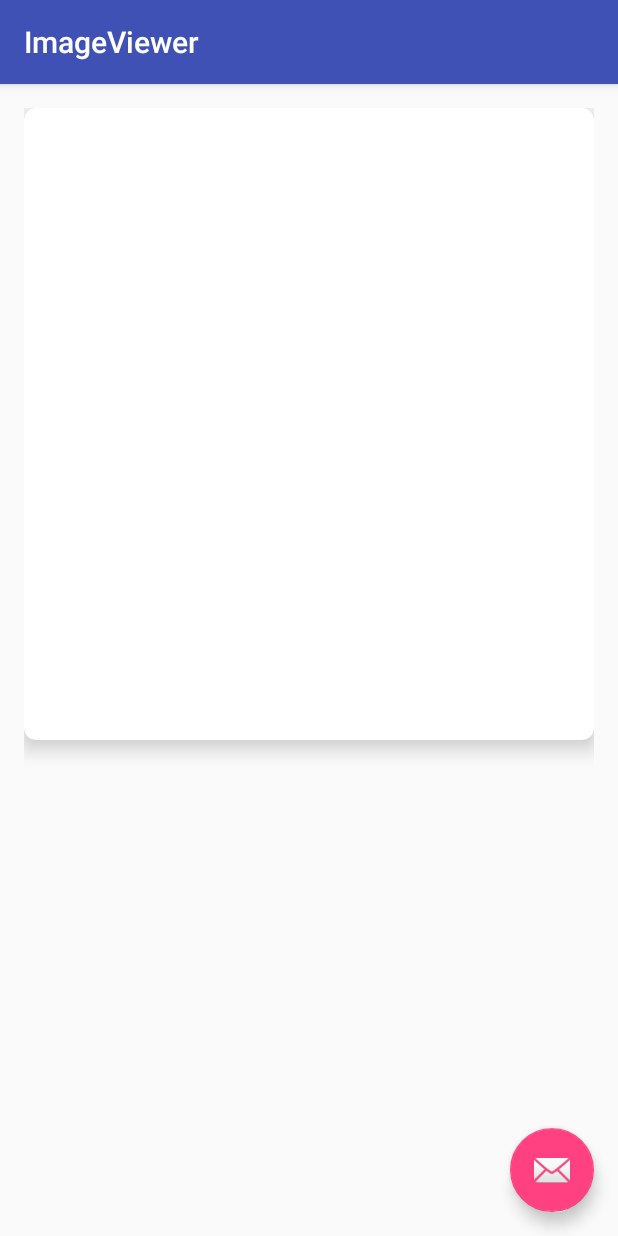
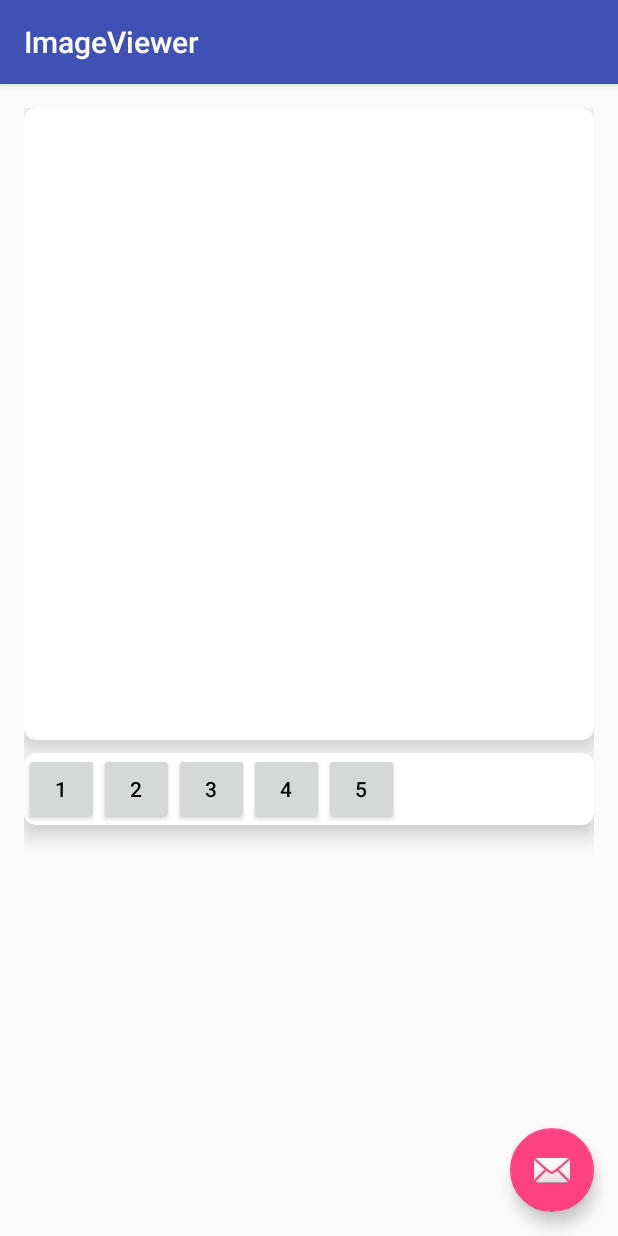
Before and after one commit to seochangwook/Android-Source-Code, an Android app: the ImageViewer screen opened directly, with no data from a screen before it, on a phone screen of 412 x 824 dp. Run offline under Robolectric (Android 15) with nearby library versions, the phone set to English and light mode, and no system bars; our stand-ins replace Picasso; libraries missing offline, so code that uses them is left out: jp.wasabeef.picasso; network calls fail; pictures from the network do not load; 3 statements that could not run were skipped.

Commit message:
Team Project Sample App (2016/08/17 - 02 : 03)

```diff
--- a/app/src/main/java/com/example/apple/sample_app/ImageViewer.java
+++ b/app/src/main/java/com/example/apple/sample_app/ImageViewer.java
@@ -1,27 +1,71 @@
 package com.example.apple.sample_app;
 
 import android.app.ProgressDialog;
+import android.content.Intent;
+import android.database.Cursor;
+import android.graphics.Bitmap;
+import android.graphics.drawable.BitmapDrawable;
+import android.net.Uri;
 import android.os.Bundle;
+import android.provider.MediaStore;
 import android.support.design.widget.FloatingActionButton;
 import android.support.design.widget.Snackbar;
+import android.support.v7.app.ActionBar;
 import android.support.v7.app.AppCompatActivity;
 import android.support.v7.widget.Toolbar;
+import android.util.Log;
+import android.view.Gravity;
+import android.view.KeyEvent;
 import android.view.View;
+import android.widget.Button;
+import android.widget.CompoundButton;
+import android.widget.ExpandableListView;
 import android.widget.ImageView;
+import android.widget.PopupWindow;
+import android.widget.Switch;
 import android.widget.TextView;
+import android.widget.Toast;
 
+import com.bumptech.glide.Glide;
 import com.example.apple.sample_app.data.Trans_Data.Image_Trans;
+import com.example.apple.sample_app.widget.Adapter.MyGroupAdapter;
 import com.squareup.picasso.Picasso;
+
+import java.io.File;
 
 import jp.wasabeef.picasso.transformations.CropCircleTransformation;
 
 public class ImageViewer extends AppCompatActivity {
     public static final String EXTRA_IMAGE = "image";
+    private static final int RC_SINGLE_IMAGE = 2;
     ImageView imageview;
     TextView image_name_text;
     String image_url;
     String image_content;
     Image_Trans image_trans;
+    /**
+     * Popup Menu Button
+     **/
+    Button bottom_popup_menu_button;
+    Button top_popup_menu_button;
+    Button left_popup_menu_button;
+    Button right_popup_menu_button;
+    Button dropdown_popup_menu_button;
+
+    ExpandableListView expandablelistview;
+    MyGroupAdapter mAdapter;
+    Switch category_switch;
+    String path = null;
+    PopupWindow mPopup, mPopup_1, mPopup_2, mPopup_3, mPopup_4, mPopup_5;
+    /**
+     * Popup Item
+     **/
+    Button select_image_button;
+    ImageView previce_imageview;
+    String group_name[];
+    String child_name[];
+    int child_image_id[];
+    File uploadFile = null; //이미지도 하나의 파일이기에 파일로 만든다.//
     private ProgressDialog pDialog; //직관적인 다이얼로그 사용(현재 진행률 보기)//
 
     @Override
@@ -31,6 +75,12 @@ public class ImageViewer extends AppCompatActivity {
         Toolbar toolbar = (Toolbar) findViewById(R.id.toolbar);
         setSupportActionBar(toolbar);
 
+        bottom_popup_menu_button = (Button) findViewById(R.id.bottom_popup_button);
+        top_popup_menu_button = (Button) findViewById(R.id.top_popup_button);
+        left_popup_menu_button = (Button) findViewById(R.id.left_popup_button);
+        right_popup_menu_button = (Button) findViewById(R.id.right_popup_button);
+        dropdown_popup_menu_button = (Button) findViewById(R.id.dropdown_popup_button);
+
         pDialog = new ProgressDialog(this);
         pDialog.setMessage("Please wait...");
         pDialog.setCancelable(false);
@@ -39,7 +89,8 @@ public class ImageViewer extends AppCompatActivity {
         image_name_text = (TextView) findViewById(R.id.image_data_content);
 
         FloatingActionButton fab = (FloatingActionButton) findViewById(R.id.fab);
-        fab.setOnClickListener(new View.OnClickListener() {
+        fab.setOnClickListener(new View.OnClickListener()
+        {
             @Override
             public void onClick(View view) {
                 Snackbar.make(view, "Replace with your own action", Snackbar.LENGTH_LONG)
@@ -54,6 +105,121 @@ public class ImageViewer extends AppCompatActivity {
         image_content = image_trans.get_download_image_content();
 
         setData(image_url, image_content);
+
+        /** PopupWindow 생성 **/
+        //팝업창을 가지고 있는 뷰를 만든다.//
+        View popupView = getLayoutInflater().inflate(R.layout.popup_layout_bottom, null);
+
+        /** PopupMenu Item id **/
+        select_image_button = (Button) popupView.findViewById(R.id.select_gallery);
+        previce_imageview = (ImageView) popupView.findViewById(R.id.previce_imageview);
+        expandablelistview = (ExpandableListView) popupView.findViewById(R.id.expandableListView);
+        category_switch = (Switch) popupView.findViewById(R.id.switch_category);
+
+        mAdapter = new MyGroupAdapter(this);
+        expandablelistview.setAdapter(mAdapter);
+
+        set_ExpanList_Data();
+
+        category_switch.setOnCheckedChangeListener(new CompoundButton.OnCheckedChangeListener() {
+            @Override
+            public void onCheckedChanged(CompoundButton compoundButton, boolean isChecked) {
+                if (isChecked) {
+                    Toast.makeText(ImageViewer.this, "스위치 체크", Toast.LENGTH_SHORT).show();
+                } else {
+                    Toast.makeText(ImageViewer.this, "스위치 해제", Toast.LENGTH_SHORT).show();
+                }
+            }
+        });
+        //리스트뷰 이벤트 처리.//
+        expandablelistview.setOnGroupExpandListener(new ExpandableListView.OnGroupExpandListener() {
+            @Override
+            public void onGroupExpand(int groupPosition) {
+                Toast.makeText(ImageViewer.this, "원하는 카테고리를 선택하세요", Toast.LENGTH_SHORT).show();
+            }
+        });
+
+        //자식뷰가 선택되었을 경우.//
+        expandablelistview.setOnChildClickListener(new ExpandableListView.OnChildClickListener() {
+            @Override
+            public boolean onChildClick(ExpandableListView expandableListView, View view, int groupPosition, int childPosition, long id) {
+                Toast.makeText(ImageViewer.this, "선택된 카테고리 : " + child_name[childPosition], Toast.LENGTH_SHORT).show();
+                return false;
+            }
+        });
+
+        expandablelistview.setOnGroupCollapseListener(new ExpandableListView.OnGroupCollapseListener() {
+            @Override
+            public void onGroupCollapse(int groupPosition) {
+                Toast.makeText(ImageViewer.this, "카테고리 목록 닫기", Toast.LENGTH_SHORT).show();
+            }
+        });
+
+        //팝업화면 설정.(bottom으로 설정)//
+        mPopup = new PopupWindow(popupView, ActionBar.LayoutParams.MATCH_PARENT, ActionBar.LayoutParams.WRAP_CONTENT, true);
+        mPopup.setTouchable(true);
+        mPopup.setOutsideTouchable(true);
+        mPopup.setBackgroundDrawable(new BitmapDrawable(getResources(), (Bitmap) null));
+        mPopup.setAnimationStyle(R.style.PopupAnimation); //애니메이션 등록.//
+
+        mPopup.getContentView().setFocusableInTouchMode(true);
+        mPopup.getContentView().setFocusable(true);
+        //키 이벤트 등록//
+        mPopup.getContentView().setOnKeyListener(new View.OnKeyListener() {
+            @Override
+            public boolean onKey(View v, int keyCode, KeyEvent event) {
+                if (keyCode == KeyEvent.KEYCODE_MENU && event.getRepeatCount() == 0
+                        && event.getAction() == KeyEvent.ACTION_DOWN) {
+                    if (mPopup != null && mPopup.isShowing()) {
+                        mPopup.dismiss();
+                    }
+                    return true;
+                }
+
+                return false;
+            }
+        });
+
+        bottom_popup_menu_button.setOnClickListener(new View.OnClickListener() {
+            @Override
+            public void onClick(View view) {
+                mPopup.showAtLocation(findViewById(R.id.bottom_popup_button), Gravity.BOTTOM, 0, 0);
+            }
+        });
+
+        /** PopupMenu Item event **/
+        select_image_button.setOnClickListener(new View.OnClickListener() {
+            @Override
+            public void onClick(View view) {
+                Toast.makeText(ImageViewer.this, "이미지 선택", Toast.LENGTH_SHORT).show();
+
+                Intent intent = new Intent(Intent.ACTION_PICK, MediaStore.Images.Media.EXTERNAL_CONTENT_URI);
+                intent.setType("image/*");
+                startActivityForResult(intent, RC_SINGLE_IMAGE);
+            }
+        });
+    }
+
+    @Override
+    protected void onActivityResult(int requestCode, int resultCode, Intent data) {
+        super.onActivityResult(requestCode, resultCode, data);
+
+        if (requestCode == RC_SINGLE_IMAGE) {
+            if (resultCode == RESULT_OK) {
+                Uri fileUri = data.getData();
+                Cursor c = getContentResolver().query(fileUri, new String[]{MediaStore.Images.Media.DATA}, null, null, null);
+                if (c.moveToNext()) {
+                    path = c.getString(c.getColumnIndex(MediaStore.Images.Media.DATA));
+                    Log.d("Single", "path : " + path);
+
+                    uploadFile = new File(path);
+
+                    Glide.with(this)
+                            .load(uploadFile)
+                            .into(previce_imageview); //into로 보낼 위젯 선택.//
+                }
+            }
+        }
     }
 
     public void setData(String image_url, String image_content) {
@@ -70,6 +236,24 @@ public class ImageViewer extends AppCompatActivity {
         hidepDialog();
     }
 
+    public void set_ExpanList_Data() {
+        //데이터 초기화.(네트워크로 부터 데이터를 로드한다.)//
+        group_name = new String[]{"Category"};
+        child_name = new String[]{"사회이슈", "인물", "정치"};
+        child_image_id = new int[]{R.drawable.apple_image, R.drawable.apple_image_2, R.drawable.apple_image_3};
+
+        //이중for문으로 그룹 당 자식을 생성.//
+        for (int group_index = 0; group_index < group_name.length; group_index++) {
+            for (int child_index = 0; child_index < child_name.length; child_index++) {
+                String groupname = group_name[group_index];
+                String childname = child_name[child_index];
+                int child_image = child_image_id[child_index];
+
+                mAdapter.set_List_Data(groupname, childname, child_image);
+            }
+        }
+    }
+
     void showpDialog() {
         if (!pDialog.isShowing())
             pDialog.show();
--- /dev/null
+++ b/app/src/main/java/com/example/apple/sample_app/view/view_list/ChildItem.java
@@ -0,0 +1,9 @@
+package com.example.apple.sample_app.view.view_list;
+
+/**
+ * Created by apple on 2016. 8. 16..
+ */
+public class ChildItem {
+    public String child_name;
+    public int image_id;
+}
--- /dev/null
+++ b/app/src/main/java/com/example/apple/sample_app/view/view_list/GroupItem.java
@@ -0,0 +1,14 @@
+package com.example.apple.sample_app.view.view_list;
+
+import java.util.ArrayList;
+import java.util.List;
+
+/**
+ * Created by apple on 2016. 8. 16..
+ */
+public class GroupItem {
+    public String group_name;
+
+    //그룹은 각 그룹에 따른 자식을 가질 수 있다.//
+    public List<ChildItem> children = new ArrayList<>();
+}
--- /dev/null
+++ b/app/src/main/java/com/example/apple/sample_app/widget/Adapter/MyGroupAdapter.java
@@ -0,0 +1,156 @@
+package com.example.apple.sample_app.widget.Adapter;
+
+import android.content.Context;
+import android.text.TextUtils;
+import android.view.LayoutInflater;
+import android.view.View;
+import android.view.ViewGroup;
+import android.widget.BaseExpandableListAdapter;
+import android.widget.Button;
+import android.widget.ImageView;
+import android.widget.TextView;
+
+import com.example.apple.sample_app.R;
+import com.example.apple.sample_app.view.view_list.ChildItem;
+import com.example.apple.sample_app.view.view_list.GroupItem;
+
+import java.util.ArrayList;
+import java.util.List;
+
+/**
+ * Created by apple on 2016. 8. 16..
+ */
+public class MyGroupAdapter extends BaseExpandableListAdapter {
+    Context context;
+    //그룹에 대한 리스트 정의.//
+    List<GroupItem> items = new ArrayList<>();
+
+    public MyGroupAdapter(Context context) {
+        this.context = context;
+    }
+
+    public void set_List_Data(String groupName, String childName, int image_id) {
+        GroupItem group = null;
+
+        for (GroupItem g : items) {
+            if (g.group_name.equals(groupName)) {
+                group = g;
+
+                break;
+            }
+        }
+
+        if (group == null) //만약 그룹이 할당이 안되었으면.//
+        {
+            group = new GroupItem(); //그룹을 만들어준다.//
+            group.group_name = groupName;
+
+            items.add(group); //그룹을 추가.//
+        }
+
+        //그룹 당 자식의 객체를 생성.//
+        if (!TextUtils.isEmpty(childName)) {
+            ChildItem child = new ChildItem(); //자식을 생성.//
+
+            child.child_name = childName;
+            child.image_id = image_id;
+
+            group.children.add(child); //해당 그룹에 자식을 등록.//
+        }
+    }
+
+    @Override
+    public int getGroupCount()  //그룹의 개수를 반환.//
+    {
+        return items.size();
+    }
+
+    @Override
+    public int getChildrenCount(int groupPosition) //그룹 당 자식의 개수를 반환.//
+    {
+        return items.get(groupPosition).children.size();
+    }
+
+    @Override
+    public Object getGroup(int groupPosition) //그룹 하나를 얻어온다.//
+    {
+        return items.get(groupPosition);
+    }
+
+    @Override
+    public Object getChild(int groupPosition, int childPosition) //그룹 당 자식을 얻어온다.//
+    {
+        return items.get(groupPosition).children.get(childPosition);
+    }
+
+    @Override
+    public long getGroupId(int groupPosition) {
+        return groupPosition;
+    }
+
+    @Override
+    public long getChildId(int groupPosition, int childPosition) {
+        return childPosition;
+    }
+
+    @Override
+    public boolean hasStableIds() {
+        return true;
+    }
+
+    //그룹뷰에 대한 설정//
+    @Override
+    public View getGroupView(int groupPosition, boolean isExpanded, View convertView, ViewGroup parent) {
+        View groupItem_view;
+
+        TextView group_name_text = null;
+        Button more_category_button = null;
+
+        if (convertView == null) {
+            groupItem_view = LayoutInflater.from(parent.getContext()).inflate(R.layout.group_item, parent, false);
+
+            group_name_text = (TextView) groupItem_view.findViewById(R.id.group_name_text);
+            more_category_button = (Button) groupItem_view.findViewById(R.id.more_category_button);
+        } else {
+            groupItem_view = convertView;
+
+            group_name_text = (TextView) groupItem_view.findViewById(R.id.group_name_text);
+            more_category_button = (Button) groupItem_view.findViewById(R.id.more_category_button);
+        }
+
+        group_name_text.setText(items.get(groupPosition).group_name);
+
+        return group_name_text;
+    }
+
+    //자식뷰에 대한 설정.//
+    @Override
+    public View getChildView(int groupPosition, int childPosition, boolean isLastChild, View convertView, ViewGroup parent) {
+        View child_item_view;
+
+        ImageView child_item_image = null;
+        TextView child_item_name = null;
+
+        if (convertView == null) {
+            child_item_view = LayoutInflater.from(parent.getContext()).inflate(R.layout.child_item, parent, false);
+
+            child_item_image = (ImageView) child_item_view.findViewById(R.id.child_imageview);
+            child_item_name = (TextView) child_item_view.findViewById(R.id.child_name_text);
+        } else {
+            child_item_view = convertView;
+
+            child_item_image = (ImageView) child_item_view.findViewById(R.id.child_imageview);
+            child_item_name = (TextView) child_item_view.findViewById(R.id.child_name_text);
+        }
+
+        child_item_image.setImageResource(items.get(groupPosition).children.get(childPosition).image_id);
+        child_item_name.setText(items.get(groupPosition).children.get(childPosition).child_name);
+
+        return child_item_view;
+    }
+
+    @Override
+    public boolean isChildSelectable(int groupPosition, int childPosition) {
+        return true;
+    }
+}
--- a/app/src/main/res/layout/content_image_viewer.xml
+++ b/app/src/main/res/layout/content_image_viewer.xml
@@ -37,4 +37,53 @@
             android:textSize="15dp" />
     </android.support.v7.widget.CardView>
 
+    <!--카드뷰로 감싸기(Metrial Design적용) -->
+    <android.support.v7.widget.CardView
+        android:layout_width="match_parent"
+        android:layout_height="wrap_content"
+        android:layout_marginTop="430dp"
+        card:cardBackgroundColor="#ffffff"
+        card:cardCornerRadius="8dp"
+        card:cardElevation="8dp">
+
+        <Button
+            android:id="@+id/bottom_popup_button"
+            android:layout_width="50dp"
+            android:layout_height="wrap_content"
+            android:text="1"
+            android:textColor="#000000" />
+
+        <Button
+            android:id="@+id/top_popup_button"
+            android:layout_width="50dp"
+            android:layout_height="wrap_content"
+            android:layout_marginLeft="50dp"
+            android:text="2"
+            android:textColor="#000000" />
+
+        <Button
+            android:id="@+id/left_popup_button"
+            android:layout_width="50dp"
+            android:layout_height="wrap_content"
+            android:layout_marginLeft="100dp"
+            android:text="3"
+            android:textColor="#000000" />
+
+        <Button
+            android:id="@+id/right_popup_button"
+            android:layout_width="50dp"
+            android:layout_height="wrap_content"
+            android:layout_marginLeft="150dp"
+            android:text="4"
+            android:textColor="#000000" />
+
+        <Button
+            android:id="@+id/dropdown_popup_button"
+            android:layout_width="50dp"
+            android:layout_height="wrap_content"
+            android:layout_marginLeft="200dp"
+            android:text="5"
+            android:textColor="#000000" />
+    </android.support.v7.widget.CardView>
+
 </RelativeLayout>
--- a/app/src/main/res/values/styles.xml
+++ b/app/src/main/res/values/styles.xml
@@ -17,4 +17,24 @@
 
     <style name="AppTheme.PopupOverlay" parent="ThemeOverlay.AppCompat.Light" />
 
+    <style name="PopupAnimation" mce_bogus="1" parent="android:Animation">
+        <item name="android:windowEnterAnimation">@animator/popup_in</item>
+        <item name="android:windowExitAnimation">@animator/popup_out</item>
+    </style>
+
+    <style name="PopupAnimationLeft" mce_bogus="1" parent="android:Animation">
+        <item name="android:windowEnterAnimation">@animator/popup_leftin</item>
+        <item name="android:windowExitAnimation">@animator/popup_leftout</item>
+    </style>
+
+    <style name="PopupAnimationRight" mce_bogus="1" parent="android:Animation">
+        <item name="android:windowEnterAnimation">@animator/popup_rightin</item>
+        <item name="android:windowExitAnimation">@animator/popup_rightout</item>
+    </style>
+
+    <style name="PopupAnimationTop" mce_bogus="1" parent="android:Animation">
+        <item name="android:windowEnterAnimation">@animator/popup_topin</item>
+        <item name="android:windowExitAnimation">@animator/popup_topout</item>
+    </style>
+
 </resources>
```
Also changed, not shown: app/src/main/res/animator/popup_in.xml (added, +7 -0 lines), app/src/main/res/animator/popup_leftin.xml (added, +7 -0 lines), app/src/main/res/animator/popup_leftout.xml (added, +7 -0 lines), app/src/main/res/animator/popup_out.xml (added, +7 -0 lines), app/src/main/res/animator/popup_rightin.xml (added, +7 -0 lines), app/src/main/res/animator/popup_rightout.xml (added, +7 -0 lines), app/src/main/res/animator/popup_topin.xml (added, +7 -0 lines), app/src/main/res/animator/popup_topout.xml (added, +7 -0 lines), app/src/main/res/layout/child_item.xml (added, +32 -0 lines), app/src/main/res/layout/group_item.xml (added, +37 -0 lines), app/src/main/res/layout/popup_layout_bottom.xml (added, +51 -0 lines).
